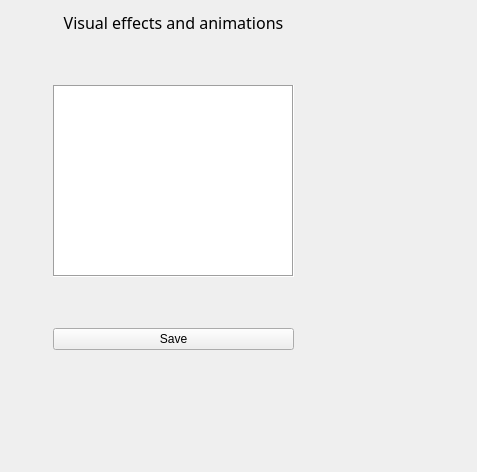
The window that deepin_kwin_settings.ui (SiamSami/Deepin-kwin-settings) describes before a commit, drawn with Qt 5.
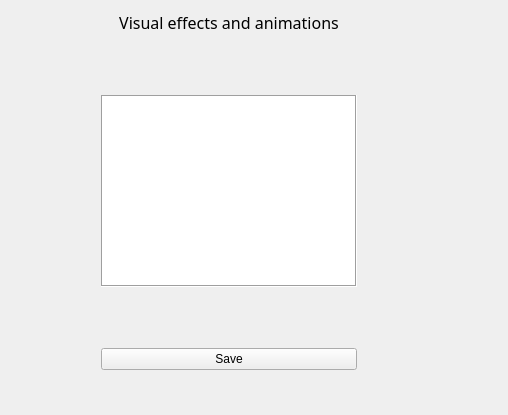
The same window after the commit.

The edit to the form file:
```diff
--- a/deepin_kwin_settings.ui
+++ b/deepin_kwin_settings.ui
@@ -6,8 +6,8 @@
    <rect>
     <x>0</x>
     <y>0</y>
-    <width>477</width>
-    <height>472</height>
+    <width>508</width>
+    <height>415</height>
    </rect>
   </property>
   <property name="windowTitle">
@@ -19,8 +19,8 @@
      <rect>
       <x>10</x>
       <y>0</y>
-      <width>321</width>
-      <height>361</height>
+      <width>431</width>
+      <height>381</height>
      </rect>
     </property>
     <layout class="QGridLayout" name="gridLayout">
```
